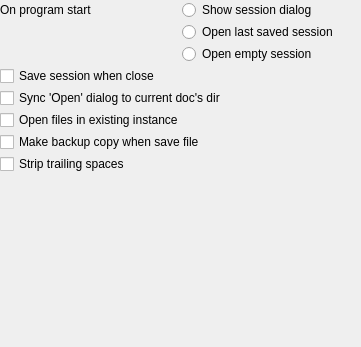
Old version of the form src/gui/MainSettingsPage.ui in the repository Mezomish/juffed.
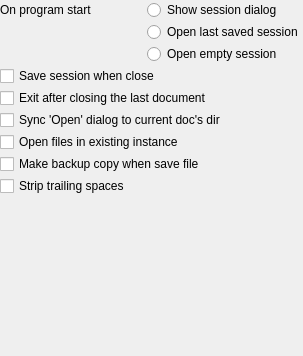
New version of the form.

Commit message: Added: option 'Close app after the last doc was closed'

The edit to the form file:
```diff
--- a/src/gui/MainSettingsPage.ui
+++ b/src/gui/MainSettingsPage.ui
@@ -1,12 +1,12 @@
 <ui version="4.0" >
  <class>MainSettingsPage</class>
- <widget class="QWidget" name="MainSettingsPage" >
-  <property name="geometry" >
+ <widget class="QWidget" name="MainSettingsPage">
+  <property name="geometry">
    <rect>
     <x>0</x>
     <y>0</y>
-    <width>361</width>
-    <height>347</height>
+    <width>303</width>
+    <height>356</height>
    </rect>
   </property>
   <property name="sizePolicy" >
@@ -90,8 +90,15 @@
     </widget>
    </item>
    <item>
-    <widget class="QCheckBox" name="syncOpenDlgChk" >
-     <property name="text" >
+    <widget class="QCheckBox" name="exitOnLastDocClosedChk">
+     <property name="text">
+      <string>Exit after closing the last document</string>
+     </property>
+    </widget>
+   </item>
+   <item>
+    <widget class="QCheckBox" name="syncOpenDlgChk">
+     <property name="text">
       <string>Sync 'Open' dialog to current doc's dir</string>
      </property>
     </widget>
```
Left out of the diff: 77 changed lines with no effect on the pictures. The commit also changes 4 other files.
